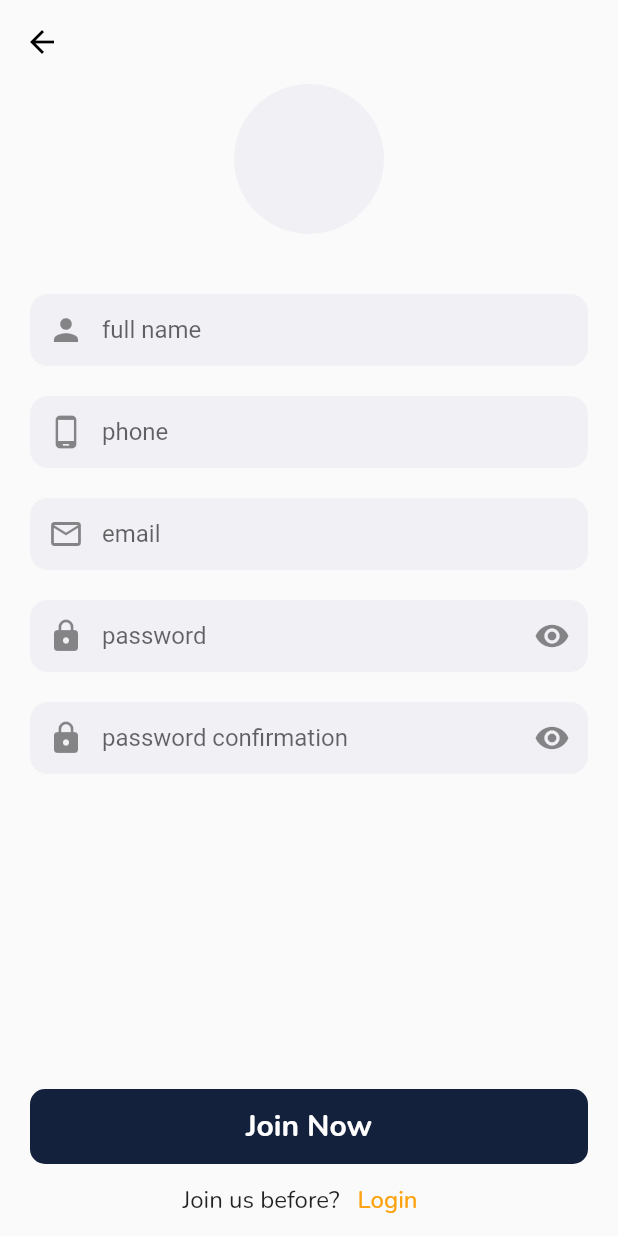
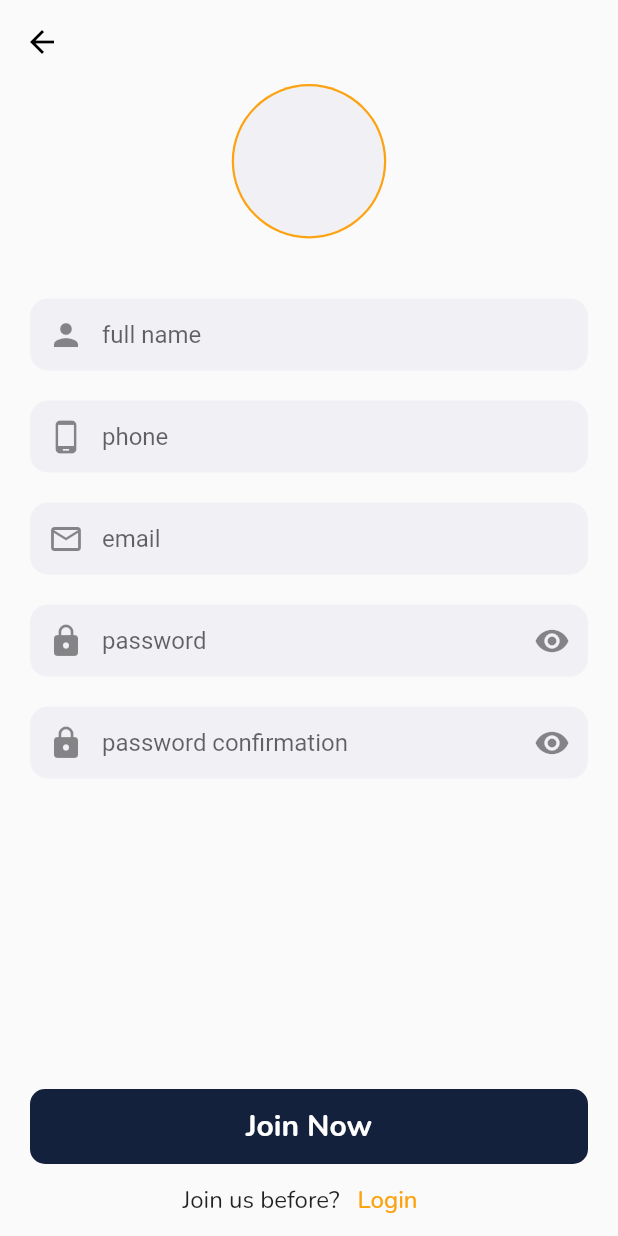
Before and after one commit to syncwithadifens/homevy, a Flutter app: the RegisterPage screen opened directly, on a phone screen of 412 x 824 dp. Run offline on Flutter 3.47's test engine with Material 2 defaults, Android fonts, the phone set to English and light mode, and no system bars; our stand-ins replace get, google_fonts.

Commit message:
memecah widget ke folder widgets

```diff
--- a/lib/ui/pages/register_page.dart
+++ b/lib/ui/pages/register_page.dart
@@ -1,6 +1,8 @@
 import 'package:flutter/material.dart';
 import 'package:homevy/theme/styles.dart';
 import 'package:get/get.dart';
+
+import '../widgets/custom_profile.dart';
 
 class RegisterPage extends StatelessWidget {
   const RegisterPage({super.key});
@@ -26,12 +28,7 @@ class RegisterPage extends StatelessWidget {
         child: Column(
           crossAxisAlignment: CrossAxisAlignment.start,
           children: [
-            Center(
-              child: CircleAvatar(
-                radius: 50,
-                backgroundColor: greyColor,
-              ),
-            ),
+            const Center(child: CustomProfile()),
             Padding(
               padding: const EdgeInsets.only(top: 40),
               child: TextField(
--- /dev/null
+++ b/lib/ui/widgets/custom_profile.dart
@@ -0,0 +1,29 @@
+import 'package:flutter/material.dart';
+
+import '../../theme/styles.dart';
+
+class CustomProfile extends StatelessWidget {
+  const CustomProfile({
+    Key? key,
+  }) : super(key: key);
+
+  @override
+  Widget build(BuildContext context) {
+    return Stack(
+      alignment: AlignmentDirectional.center,
+      children: [
+        Container(
+          width: 103,
+          height: 103,
+          decoration:
+              BoxDecoration(shape: BoxShape.circle, color: primaryColor),
+        ),
+        Container(
+          height: 100,
+          width: 100,
+          decoration: BoxDecoration(shape: BoxShape.circle, color: greyColor),
+        ),
+      ],
+    );
+  }
+}
```
